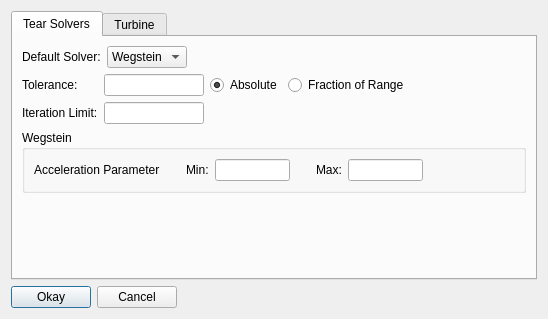
First picture: the form in foqus_lib/gui/flowsheet/flowsheetSettingsDialog_UI.ui, repository CCSI-Toolset/FOQUS, before the edit.
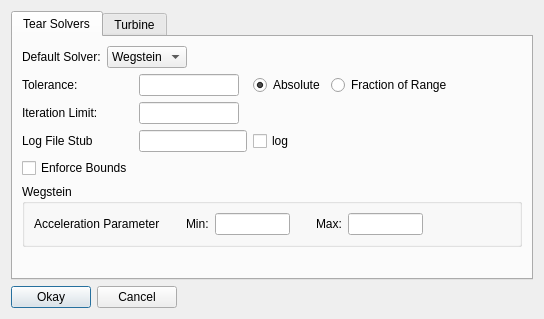
Second picture: the form after the edit. Icons and pictures are not drawn.

Commit message: Added tear convergence diagnostics and bound enforcemnt to wegstein

Patch:
```diff
--- a/foqus_lib/gui/flowsheet/flowsheetSettingsDialog_UI.ui
+++ b/foqus_lib/gui/flowsheet/flowsheetSettingsDialog_UI.ui
@@ -6,7 +6,7 @@
    <rect>
     <x>0</x>
     <y>0</y>
-    <width>548</width>
+    <width>544</width>
     <height>319</height>
    </rect>
   </property>
@@ -67,25 +67,35 @@
        </item>
        <item>
         <layout class="QGridLayout" name="gridLayout">
-         <item row="1" column="3">
+         <item row="3" column="3">
+          <widget class="QCheckBox" name="logTearCheckBox">
+           <property name="text">
+            <string>log</string>
+           </property>
+          </widget>
+         </item>
+         <item row="1" column="4">
           <widget class="QRadioButton" name="tearFracTolRadioButton">
            <property name="text">
             <string>Fraction of Range</string>
            </property>
           </widget>
          </item>
-         <item row="2" column="1">
+         <item row="3" column="0">
+          <widget class="QLabel" name="label_8">
+           <property name="text">
+            <string>Log File Stub</string>
+           </property>
+          </widget>
+         </item>
+         <item row="2" column="2">
           <widget class="QLineEdit" name="tearItLimitEdit">
-           <property name="maximumSize">
-            <size>
-             <width>100</width>
-             <height>16777215</height>
-            </size>
+           <property name="sizePolicy">
+            <sizepolicy hsizetype="Expanding" vsizetype="Fixed">
+             <horstretch>0</horstretch>
+             <verstretch>0</verstretch>
+            </sizepolicy>
            </property>
-          </widget>
-         </item>
-         <item row="1" column="1">
-          <widget class="QLineEdit" name="tearTolEdit">
            <property name="maximumSize">
             <size>
              <width>100</width>
@@ -95,6 +105,22 @@
           </widget>
          </item>
          <item row="1" column="2">
+          <widget class="QLineEdit" name="tearTolEdit">
+           <property name="sizePolicy">
+            <sizepolicy hsizetype="Expanding" vsizetype="Fixed">
+             <horstretch>0</horstretch>
+             <verstretch>0</verstretch>
+            </sizepolicy>
+           </property>
+           <property name="maximumSize">
+            <size>
+             <width>100</width>
+             <height>16777215</height>
+            </size>
+           </property>
+          </widget>
+         </item>
+         <item row="1" column="3">
           <widget class="QRadioButton" name="tearAbsTolRadioButton">
            <property name="text">
             <string>Absolute</string>
@@ -124,7 +150,7 @@
            </property>
           </widget>
          </item>
-         <item row="1" column="4">
+         <item row="1" column="5">
           <spacer name="horizontalSpacer_2">
            <property name="orientation">
             <enum>Qt::Horizontal</enum>
@@ -137,6 +163,16 @@
            </property>
           </spacer>
          </item>
+         <item row="3" column="2">
+          <widget class="QLineEdit" name="logTearStubEdit"/>
+         </item>
+         <item row="4" column="0">
+          <widget class="QCheckBox" name="tearBoundCheckBox">
+           <property name="text">
+            <string>Enforce Bounds</string>
+           </property>
+          </widget>
+         </item>
         </layout>
        </item>
        <item>
```
The commit also changes 2 other files.
